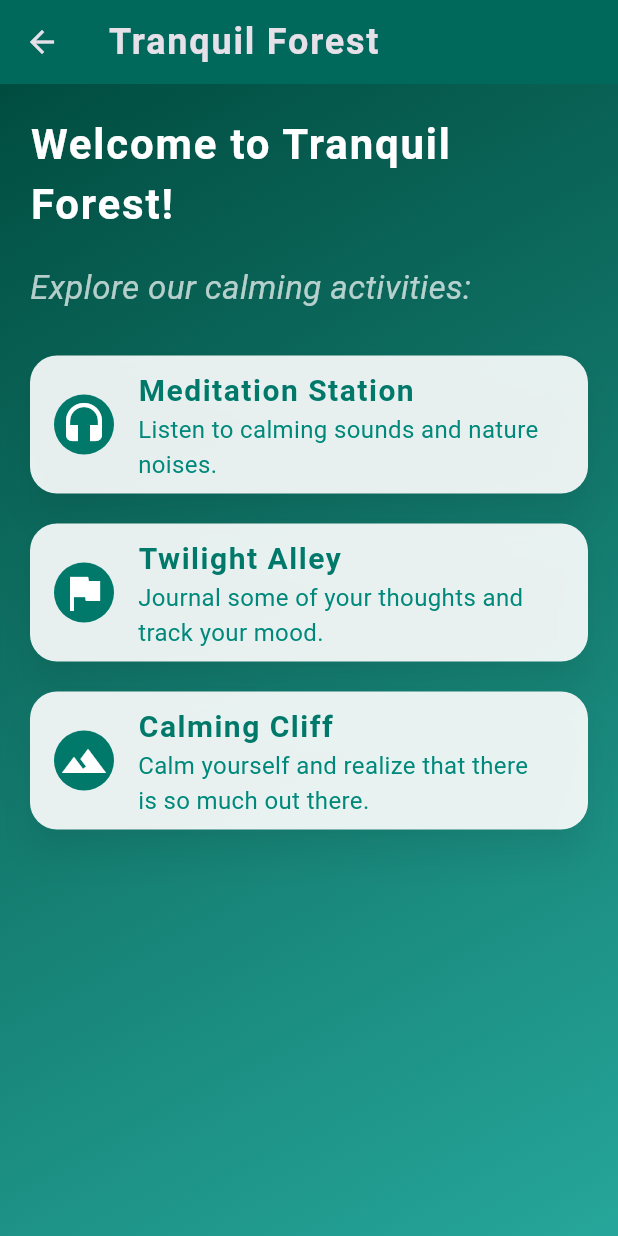
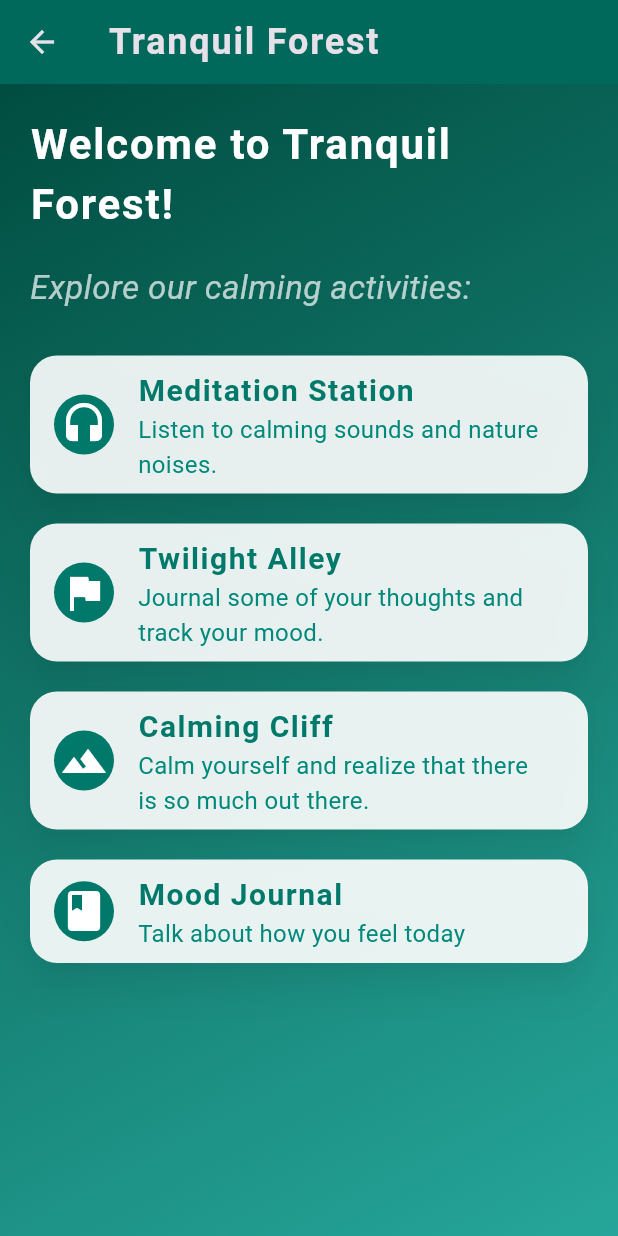
Before and after one commit to Kenneth-W-Chen/mindfulness-app, a Flutter app: the TranquilForestLandingPage screen opened directly, on a phone screen of 412 x 824 dp. Run offline on Flutter 3.47's test engine with Material 3 defaults, Android fonts, the phone set to English and light mode, and no system bars; our stand-ins replace audioplayers, fl_chart, shared_preferences, sqflite; accounts and stored records are empty.

Commit message:
Integrate mood journal

```diff
--- a/lib/TranquilForestLandingPage.dart
+++ b/lib/TranquilForestLandingPage.dart
@@ -3,6 +3,7 @@ import 'screens/shared/activity_widget.dart';
 import 'screens/activities/meditation_station.dart';
 import 'screens/activities/twilight_alley_intro.dart';
 import 'screens/activities/calmingcliffintro.dart';
+import 'screens/activities/Mood Journal/mood_selection_screen.dart';
 
 class TranquilForestLandingPage extends StatelessWidget {
   @override
@@ -77,6 +78,12 @@ class TranquilForestLandingPage extends StatelessWidget {
                   cardColor: Colors.white.withOpacity(0.9), shadowColor: Colors.black.withOpacity(0.3), iconBackgroundColor: Colors.teal[700],iconColor:  Colors.white, textColor: Colors.teal[700], subTextColor: Colors.teal[600]
               ),
 
+              activityCard('Mood Journal', context, Icons.book,
+                  'Talk about how you feel today',
+                  builder: (context) => MoodSelectionScreen(),
+                  // colors
+                  cardColor: Colors.white.withOpacity(0.9), shadowColor: Colors.black.withOpacity(0.3), iconBackgroundColor: Colors.teal[700],iconColor:  Colors.white, textColor: Colors.teal[700], subTextColor: Colors.teal[600]
+              ),
             ],
           ),
         ),
--- a/lib/screens/activities/Mood Journal/main_mood_journal.dart
+++ b/lib/screens/activities/Mood Journal/main_mood_journal.dart
@@ -23,7 +23,7 @@ class MoodJournal extends StatelessWidget {
       theme: ThemeData(
         primarySwatch: Colors.blue,
       ),
-      home: MoodSelectionScreen(storage: storage),
+      home: MoodSelectionScreen(),
     );
   }
 }
--- a/lib/screens/todays_activities.dart
+++ b/lib/screens/todays_activities.dart
@@ -4,6 +4,7 @@ import 'package:flutter/material.dart';
 import '../storage.dart';
 import 'activities/meditation_station.dart';
 import 'activities/twilight_alley_intro.dart';
+
 
 class TodaysActivitiesScreen extends StatefulWidget {
   const TodaysActivitiesScreen({super.key});
```
Also changed, not shown: lib/screens/activities/Mood Journal/mood_selection_screen.dart (+5 -2 lines).
